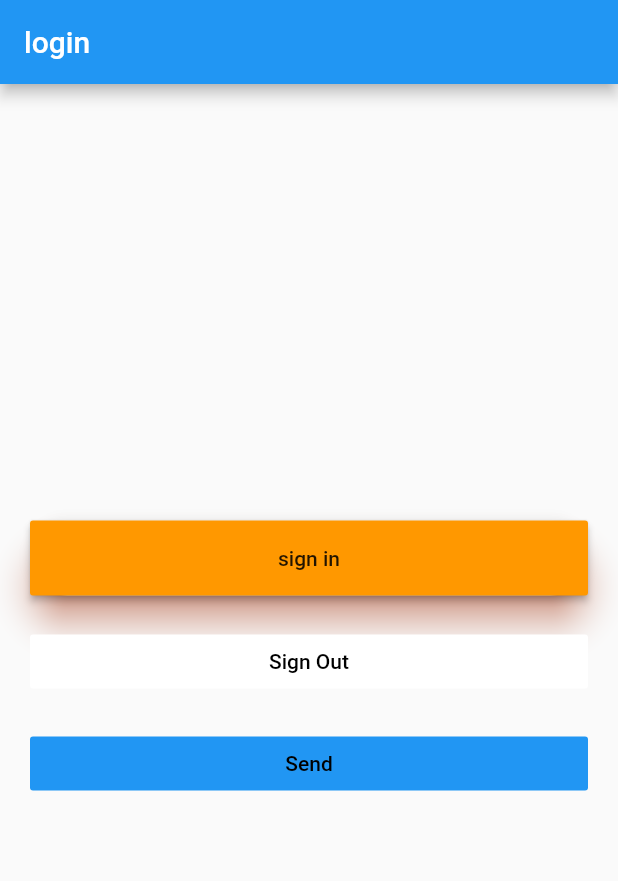
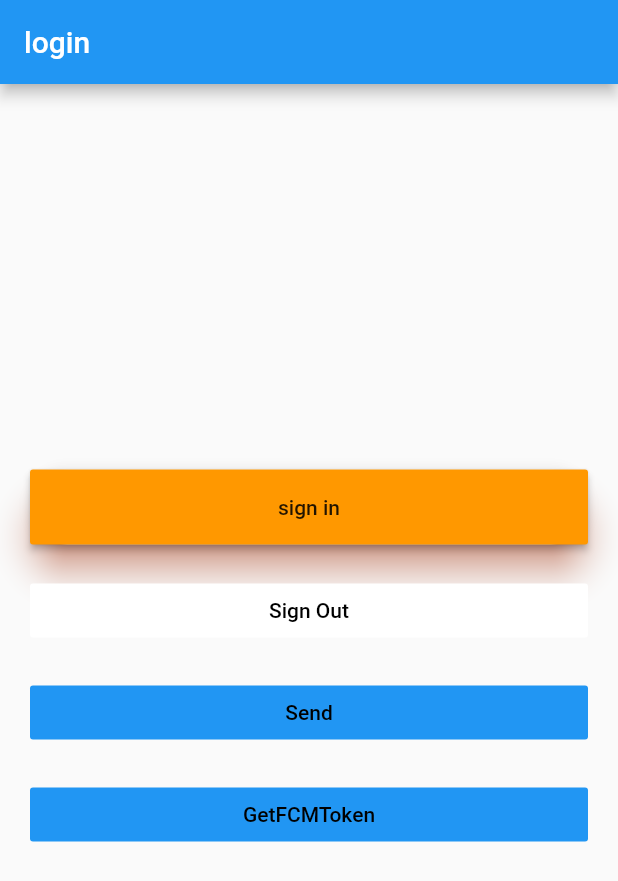
Before and after one commit to birnamwood/flutter-firebase, a Flutter app: the screen it shows after launch, after a tap on "Send", on a phone screen of 412 x 824 dp. Shown: the top 881 px of the screen. Run offline on Flutter 3.47's test engine with Material 2 defaults, Android fonts, the phone set to English and light mode, and no system bars; our stand-ins replace firebase_auth, firebase_core, firebase_messaging; accounts and stored records are empty; network calls fail.

Commit message:
FDMトークン取得処理を追加

```diff
--- a/lib/main.dart
+++ b/lib/main.dart
@@ -1,13 +1,17 @@
 import 'package:flutter/material.dart';
 
 import 'package:firebase_auth/firebase_auth.dart';
+import 'package:firebase_core/firebase_core.dart';
+import 'package:firebase_messaging/firebase_messaging.dart';
 
 //JSON
 import 'dart:convert';
 //post
 import 'package:http/http.dart' as http;
 
-void main() {
+void main() async {
+    WidgetsFlutterBinding.ensureInitialized();
+  await Firebase.initializeApp();
   runApp(MyApp());
 }
 
@@ -26,6 +30,7 @@ class MyApp extends StatelessWidget {
   }
 }
 
+
 class MyHomePage extends StatefulWidget {
   @override
   MyHomePageState createState() => MyHomePageState();
@@ -34,30 +39,37 @@ class MyHomePage extends StatefulWidget {
 
 class MyHomePageState extends State<MyHomePage> {
     final FirebaseAuth firebaseAuth = FirebaseAuth.instance;
+    final FirebaseMessaging firebaseMessaging = new FirebaseMessaging();
+
     String name = "sign in";
-    IdTokenResult token;
+    String token;
+    String fcmToken;
 
-  Future<AuthResult> signInAnon() async {
-    AuthResult result = await firebaseAuth.signInAnonymously();
-    print(result.user);
-    return result;
+  Future<UserCredential> signInAnon() async {
+    UserCredential userCredential = await firebaseAuth.signInAnonymously();
+    print(userCredential);
+    return userCredential;
   }
 
   Future<String> send() async {
-    FirebaseUser user = await firebaseAuth.currentUser();
-    IdTokenResult tokenId = await user.getIdToken();
-    String token = tokenId.token;
+    User user = firebaseAuth.currentUser;
+    token = await user.getIdToken();
+      print(token);
 
     if (token != null) {
-      String url = "http://192.168.255.165:8000/api/v1/uid";
+      String url = "http://192.168.255.165:8000/api/v1/cards";
       Map<String, String> headers = {
         'content-type': 'application/json',
-        'Authrization': '$token',
+        'Authrization': 'Bearer $token',
       };
-      print(headers);
-      String body = json.encode({'token': "token"});
+      String body = json.encode({
+        'macAddress': "f7ds8g:g76",
+        'osVersion': "1.15.13",
+        'deviceName': "deviceName",
+        'fcmToken': fcmToken,
+        });
       http.Response res = await http.post(url, headers: headers, body: body);
-      print(res);
+      print(res.body);
     }
     return "OK";
   }
@@ -65,6 +77,20 @@ class MyHomePageState extends State<MyHomePage> {
   void signOut() {
     firebaseAuth.signOut();
     print('sign out');
+  }
+
+  void getFCM() {
+    firebaseMessaging.requestNotificationPermissions(
+      const IosNotificationSettings(
+        sound: true,
+        badge: true,
+        alert: true,
+      ),
+    );
+    firebaseMessaging.getToken().then((String fcm) {
+      fcmToken = fcm;
+      print(fcmToken);
+    });
   }
 
   @override
@@ -82,7 +108,7 @@ class MyHomePageState extends State<MyHomePage> {
           child: Text(name),
           onPressed: () {
               name = "signed in";
-            signInAnon().then((AuthResult result) {
+            signInAnon().then((UserCredential result) {
             });
           },
         ),
@@ -117,6 +143,20 @@ class MyHomePageState extends State<MyHomePage> {
       )
     );
 
+    final fcmButton = Container(
+      padding: EdgeInsets.all(10.0),
+      child: FlatButton(
+        color: Colors.blue,
+        onPressed: () {
+          getFCM();
+        },
+        child: Text(
+          "GetFCMToken",
+          style: TextStyle(color: Colors.black),
+        )
+      )
+    );
+
     return Scaffold(
       appBar: AppBar(
         title: Text("login"),
@@ -129,6 +169,7 @@ class MyHomePageState extends State<MyHomePage> {
             loginButton,
             logoutButton,
             sendButton,
+            fcmButton,
           ]
         )
       )
--- a/pubspec.yaml
+++ b/pubspec.yaml
@@ -23,9 +23,11 @@ environment:
 dependencies:
   flutter:
     sdk: flutter
-  firebase_core: ^0.4.0+9
-  firebase_auth: ^0.14.0+5
+  http: any
 
+  firebase_core: ^0.5.2+1
+  firebase_auth: ^0.18.3+1
+  firebase_messaging: ^7.0.3
 
   # The following adds the Cupertino Icons font to your application.
   # Use with the CupertinoIcons class for iOS style icons.
```
Also changed, not shown: pubspec.lock, 4 other files.
